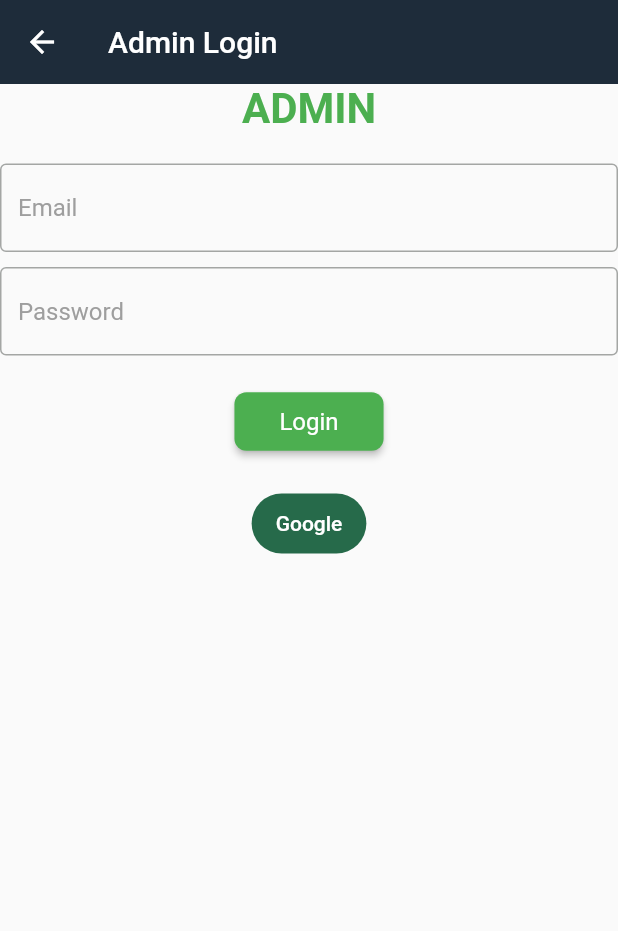
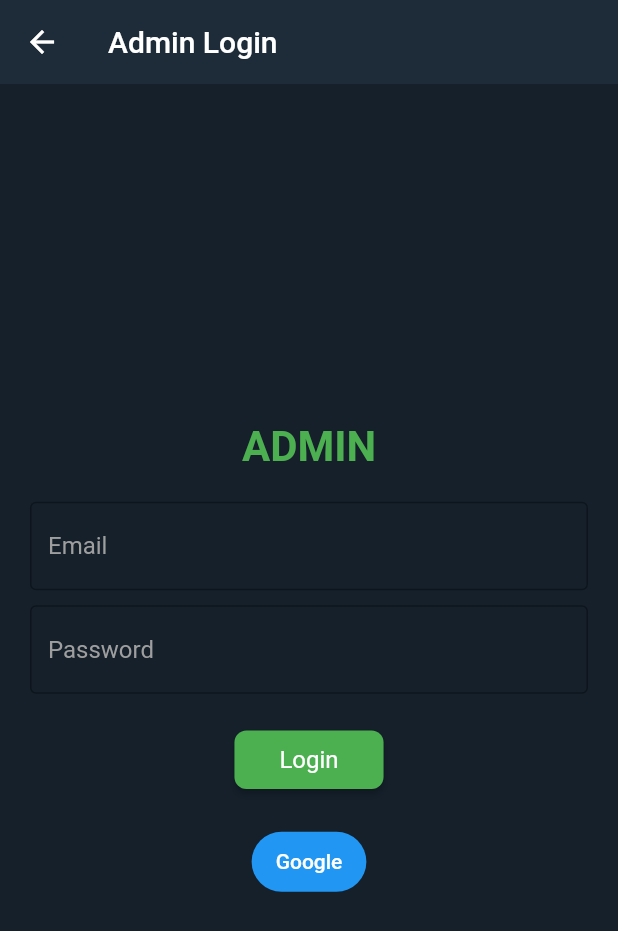
Before and after one commit to karthzzz/attendance, a Flutter app: the Home screen opened directly, after a tap on "Admin", on a phone screen of 412 x 824 dp. Shown: the top 931 px of the screen. Run offline on Flutter 3.47's test engine with Material 2 defaults, Android fonts, the light colour scheme and no system bars; our stand-ins replace file_picker, firebase_auth, firebase_core, firebase_database, google_sign_in; missing offline and left inert: excel, multiselect, sms_advanced; accounts and stored records are empty; network calls fail.

Commit message:
5.1 commit - oh no!

```diff
--- a/lib/widget/admin/admin.dart
+++ b/lib/widget/admin/admin.dart
@@ -40,7 +40,9 @@
         elevation: 0,
         backgroundColor: Color(0xFF1E2C3A),
       ),
-      body: SingleChildScrollView(
+      body: Container(
+        color: Color(0xFF15202B),
+        padding: EdgeInsets.all(20),
         child: Column(
           mainAxisAlignment: MainAxisAlignment.center,
           children: [
--- a/lib/widget/admin/admin_page.dart
+++ b/lib/widget/admin/admin_page.dart
@@ -1,6 +1,6 @@
 import 'package:flutter/material.dart';
 import 'admin_branch_page.dart';
-import 'attendance_page.dart';
+import '../attendance_page.dart';
 
 class HomePage extends StatelessWidget {
   @override
--- a/lib/widget/faculty/faculty_login.dart
+++ b/lib/widget/faculty/faculty_login.dart
@@ -1,4 +1,5 @@
 import 'package:attendance1/firebase/firebaseQueries.dart';
+import 'package:attendance1/widget/admin/admin_branch_page.dart';
 import 'package:attendance1/widget/faculty/faculty_branch_list.dart';
 import 'package:flutter/material.dart';
 
--- a/lib/widget/home.dart
+++ b/lib/widget/home.dart
@@ -1,3 +1,4 @@
+
 import 'package:attendance1/widget/admin/admin.dart';
 import 'package:attendance1/widget/faculty/faculty_login.dart';
 import 'package:attendance1/widget/faculty/faculty_register.dart';
@@ -10,61 +11,23 @@
 
   @override
   Widget build(BuildContext context) {
-
-    Route _createRoute() {
-      return PageRouteBuilder(
-          transitionDuration: Duration(seconds: 1),
-          reverseTransitionDuration: Duration(seconds: 1),
-          pageBuilder: (context, animation, secondaryAnimation) => LoginPage(),
-          transitionsBuilder: (context, animation, secondaryAnimation, child) {
-            const begin = Offset(0.0, 1.0);
-            const end = Offset.zero;
-            const curve = Curves.elasticInOut;
-
-            final tween = Tween(begin: begin, end: end);
-            final curvedAnimation = CurvedAnimation(
-              parent: animation,
-              curve: curve,
-            );
-
-            return SlideTransition(
-              position: tween.animate(curvedAnimation ),
-              child: child,
-            );
-          });
-    }
-
-    final userColoScheme = Theme.of(context).colorScheme;
     return Scaffold(
       appBar: AppBar(
-        title: Text(
-          'NRIIT Attendance',
-          style: TextStyle(color: userColoScheme.inverseSurface),
-        ),
+        title: Text('NRIIT Attendance'),
         elevation: 0, // Remove shadow from app bar
-        backgroundColor: Theme.of(context).colorScheme.primaryContainer,
-        foregroundColor: Theme.of(context)
-            .colorScheme
-            .onPrimaryContainer, // Dark blue app bar color
+        backgroundColor: Color(0xFF1E2C3A), // Dark blue app bar color
       ),
       body: Container(
-        decoration: BoxDecoration(
-          gradient: LinearGradient(
-            colors: [
-              Theme.of(context).colorScheme.secondaryContainer,
-              Theme.of(context).colorScheme.tertiaryContainer,
-            ],
-          ),
-        ), // Darker background color
+        color: const Color(0xFF15202B), // Darker background color
         padding: const EdgeInsets.all(20),
         child: Column(
           crossAxisAlignment: CrossAxisAlignment.start,
           children: [
             const SizedBox(height: 40),
-            Text(
+            const Text(
               'Hello, Attendees!',
               style: TextStyle(
-                color: userColoScheme.onPrimaryContainer,
+                color: Colors.white,
                 fontSize: 28,
                 fontWeight: FontWeight.bold,
               ),
@@ -75,7 +38,12 @@
               icon: Icons.admin_panel_settings,
               color: const Color(0xFFE57373), // Light red button color
               onPressed: () {
-                Navigator.push(context, _createRoute());
+                Navigator.push(
+                  context,
+                  MaterialPageRoute(
+                    builder: (context) => LoginPage(),
+                  ),
+                );
               },
             ),
             const SizedBox(height: 10),
--- a/lib/widget/list_of_student.dart
+++ b/lib/widget/list_of_student.dart
@@ -1,5 +1,6 @@
 import 'package:attendance1/firebase/firebaseQueries.dart';
 import 'package:attendance1/widget/addClass.dart';
+import 'package:attendance1/widget/admin/admin_branch_page.dart';
 import 'package:attendance1/widget/student_list.dart';
 import 'package:flutter/material.dart';
 
@@ -79,7 +80,7 @@
       ),
       body: SingleChildScrollView(
         child: Container(
-          decoration: const BoxDecoration(
+          decoration: BoxDecoration(
               gradient: LinearGradient(
                   colors: [Colors.white10, Colors.lightBlue, Colors.green])),
           child: Column(
```
Also changed, not shown: lib/firebase/firebaseQueries.dart (+3 -67 lines), lib/main.dart (+3 -5 lines), lib/widget/faculty/faculty_edit_attendance.dart (+10 -31 lines), lib/widget/faculty/faculty_register.dart (+16 -22 lines), lib/widget/faculty/faculty_student_list.dart (+8 -21 lines), lib/widget/attendance_page.dart (renamed from lib/widget/admin/attendance_page.dart).
